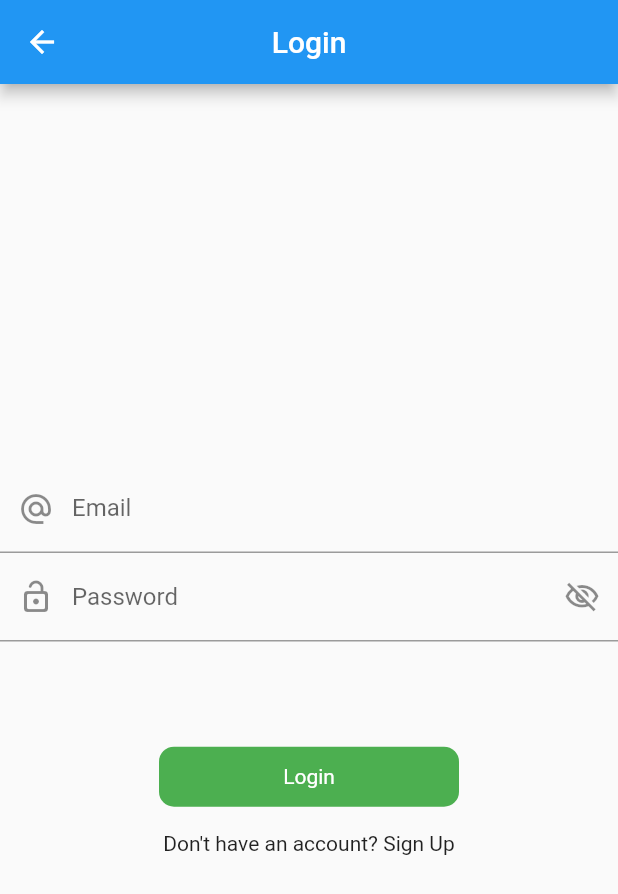
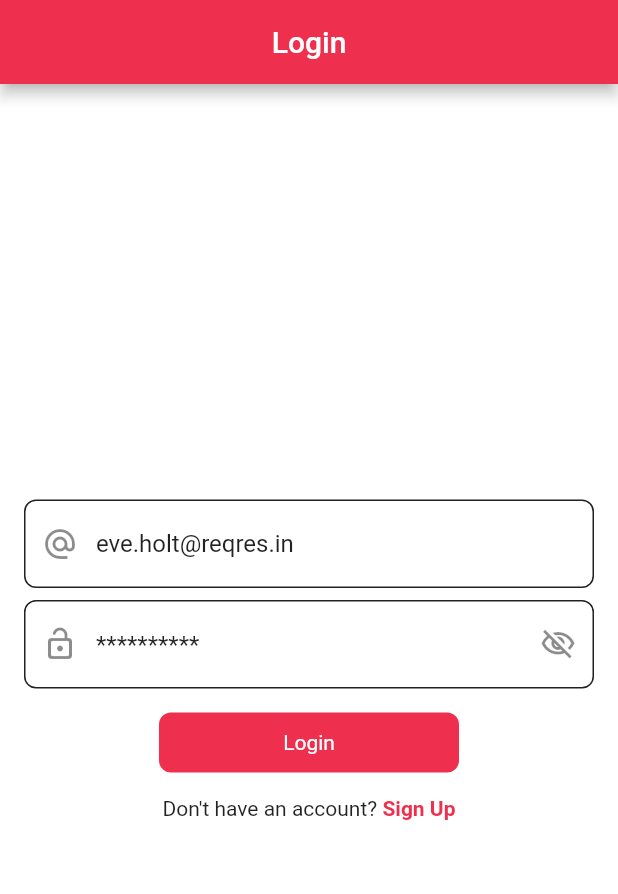
Before and after one commit to dizayn3r/Flutter-MVVM, a Flutter app: the screen it shows after launch, on a phone screen of 412 x 824 dp. Shown: the top 894 px of the screen. Run offline on Flutter 3.47's test engine with Material 2 defaults, Android fonts, the phone set to English and light mode, and no system bars; our stand-ins replace another_flushbar, fluttertoast, shared_preferences.

Commit message:
Edit some parameters

```diff
--- a/lib/data/network/NetworkApiService.dart
+++ b/lib/data/network/NetworkApiService.dart
@@ -1,6 +1,5 @@
 import 'dart:convert';
 import 'dart:io';
-import 'package:http/http.dart';
 import 'package:flutter_mvvm_demo/data/exceptions/app_exceptions.dart';
 import 'package:flutter_mvvm_demo/data/network/BaseApiServices.dart';
 import 'package:http/http.dart' as http;
@@ -25,7 +24,7 @@ class NetworkApiService extends BaseApiServices {
   Future getPostApiResponse(String url, dynamic data) async {
     dynamic responseJson;
     try {
-      Response response = await post(Uri.parse(url), body: data)
+      http.Response response = await http.post(Uri.parse(url), body: data)
           .timeout(const Duration(seconds: 10));
 
       responseJson = returnResponse(response);
@@ -48,8 +47,7 @@ class NetworkApiService extends BaseApiServices {
         throw UnauthorisedException(response.body.toString());
       default:
         throw FetchDataException(
-            'Error occurred while communicating with server with status code' +
-                response.statusCode.toString());
+            'Error occurred while communicating with server with status code${response.statusCode}');
     }
   }
 }
--- a/lib/data/response/api_response.dart
+++ b/lib/data/response/api_response.dart
@@ -7,11 +7,11 @@ class ApiResponse<T> {
 
   ApiResponse(this.status, this.data, this.message);
 
-  ApiResponse.loading() : status = Status.LOADING;
+  ApiResponse.loading() : status = Status.loading;
 
-  ApiResponse.completed(this.data) : status = Status.COMPLETED;
+  ApiResponse.completed(this.data) : status = Status.completed;
 
-  ApiResponse.error(this.message) : status = Status.ERROR;
+  ApiResponse.error(this.message) : status = Status.error;
 
   @override
   String toString() {
--- a/lib/data/response/status.dart
+++ b/lib/data/response/status.dart
@@ -1 +1 @@
-enum Status {LOADING, COMPLETED, ERROR}
+enum Status {loading, completed, error}
--- a/lib/main.dart
+++ b/lib/main.dart
@@ -1,4 +1,5 @@
 import 'package:flutter/material.dart';
+import 'package:flutter_mvvm_demo/res/color.dart';
 import 'package:flutter_mvvm_demo/utils/routes/routes_name.dart';
 import 'package:flutter_mvvm_demo/utils/routes/routes.dart';
 import 'package:flutter_mvvm_demo/view_model/auth_view_model.dart';
@@ -15,13 +16,18 @@ class MyApp extends StatelessWidget {
   @override
   Widget build(BuildContext context) {
     return MultiProvider(
-      providers:[
+      providers: [
         ChangeNotifierProvider(create: (_) => AuthViewModel()),
         ChangeNotifierProvider(create: (_) => UserViewModel())
       ],
       child: MaterialApp(
+        debugShowCheckedModeBanner: false,
         theme: ThemeData(
-          primarySwatch: Colors.blue,
+          primaryColor: AppColors.primary,
+          appBarTheme: const AppBarTheme(
+            backgroundColor: AppColors.primary,
+            centerTitle: true,
+          ),
         ),
         initialRoute: RoutesName.splash,
         onGenerateRoute: Routes.generateRoute,
--- a/lib/res/color.dart
+++ b/lib/res/color.dart
@@ -3,9 +3,9 @@ import 'package:flutter/material.dart';
 
 class AppColors {
 
-  static const Color blackColor = Color(0xFF00000);
+  static const Color blackColor = Color(0xFF212121);
   static const Color whiteColor = Color(0xFFFFFFFF);
 
-  static const Color buttonColor = Colors.green;
+  static const Color primary = Color(0xFFEE2F4D);
 
 }
--- a/lib/res/components/round_button.dart
+++ b/lib/res/components/round_button.dart
@@ -1,34 +1,38 @@
 import 'package:flutter/material.dart';
 import 'package:flutter_mvvm_demo/res/color.dart';
 
-
 class RoundButton extends StatelessWidget {
-
-  final String title ;
-  final bool loading ;
-  final VoidCallback onPress ;
-  const RoundButton({Key? key ,
+  final String title;
+  final bool loading;
+  final VoidCallback onPress;
+  const RoundButton({
+    Key? key,
     required this.title,
-    this.loading = false ,
-     required this.onPress ,
-
+    this.loading = false,
+    required this.onPress,
   }) : super(key: key);
 
   @override
   Widget build(BuildContext context) {
     return InkWell(
       onTap: onPress,
-      child: Container(
+      child: loading
+          ? const CircularProgressIndicator(
+              color: AppColors.primary,
+              backgroundColor: AppColors.whiteColor,
+            )
+          : Container(
               height: 40,
               width: 200,
+              alignment: Alignment.center,
               decoration: BoxDecoration(
-          color: AppColors.buttonColor,
-          borderRadius: BorderRadius.circular(10)
+                color: AppColors.primary,
+                borderRadius: BorderRadius.circular(8),
               ),
-        child: Center(
-            child:loading ? const CircularProgressIndicator(color: Colors.white,) :  Text(title ,
+              child: Text(
+                title,
                 style: const TextStyle(color: AppColors.whiteColor),
-            )),
+              ),
             ),
     );
   }
--- a/lib/view/login_view.dart
+++ b/lib/view/login_view.dart
@@ -1,11 +1,12 @@
 import 'package:flutter/material.dart';
+import 'package:flutter_mvvm_demo/res/color.dart';
 import 'package:flutter_mvvm_demo/res/components/round_button.dart';
 import 'package:flutter_mvvm_demo/utils/routes/routes_name.dart';
 import 'package:flutter_mvvm_demo/utils/utils.dart';
 import 'package:flutter_mvvm_demo/view_model/auth_view_model.dart';
 import 'package:provider/provider.dart';
+
 class LoginView extends StatefulWidget {
-
   const LoginView({Key? key}) : super(key: key);
 
   @override
@@ -13,7 +14,6 @@ class LoginView extends StatefulWidget {
 }
 
 class _LoginViewState extends State<LoginView> {
-
   final ValueNotifier<bool> _obscurePassword = ValueNotifier<bool>(true);
 
   final TextEditingController _emailController = TextEditingController();
@@ -21,6 +21,13 @@ class _LoginViewState extends State<LoginView> {
 
   FocusNode emailFocusNode = FocusNode();
   FocusNode passwordFocusNode = FocusNode();
+
+  @override
+  void initState() {
+    _emailController.text = "eve.holt@reqres.in";
+    _passwordController.text = "cityslicka";
+    super.initState();
+  }
 
   @override
   void dispose() {
@@ -33,20 +40,21 @@ class _LoginViewState extends State<LoginView> {
     passwordFocusNode.dispose();
 
     _obscurePassword.dispose();
-
   }
 
   @override
   Widget build(BuildContext context) {
     final authViewMode = Provider.of<AuthViewModel>(context);
 
-    final height  = MediaQuery.of(context).size.height * 1 ;
     return Scaffold(
+      backgroundColor: AppColors.whiteColor,
       appBar: AppBar(
         title: const Text('Login'),
         centerTitle: true,
       ),
       body: SafeArea(
+        child: Padding(
+          padding: const EdgeInsets.all(16.0),
           child: Column(
             mainAxisAlignment: MainAxisAlignment.center,
             crossAxisAlignment: CrossAxisAlignment.center,
@@ -55,84 +63,98 @@ class _LoginViewState extends State<LoginView> {
                 controller: _emailController,
                 keyboardType: TextInputType.emailAddress,
                 focusNode: emailFocusNode,
-              decoration: const InputDecoration(
+                decoration: InputDecoration(
                   hintText: 'Email',
-                labelText: 'Email',
-                prefixIcon: Icon(Icons.alternate_email)
+                  prefixIcon: const Icon(Icons.alternate_email),
+                  enabledBorder: OutlineInputBorder(
+                    borderRadius: BorderRadius.circular(8.0),
+                    borderSide:
+                        const BorderSide(width: 1, color: AppColors.blackColor),
                   ),
-              onFieldSubmitted: (value){
-                Utils.fieldFocusChange(context, emailFocusNode, passwordFocusNode);
+                  focusedBorder: OutlineInputBorder(
+                    borderRadius: BorderRadius.circular(8.0),
+                    borderSide:
+                        const BorderSide(width: 2, color: AppColors.primary),
+                  ),
+                ),
+                onFieldSubmitted: (value) {
+                  Utils.fieldFocusChange(
+                      context, emailFocusNode, passwordFocusNode);
                 },
               ),
+              const SizedBox(height: 8.0),
               ValueListenableBuilder(
                   valueListenable: _obscurePassword,
-                builder: (context , value, child){
+                  builder: (context, value, child) {
                     return TextFormField(
                       controller: _passwordController,
                       obscureText: _obscurePassword.value,
                       focusNode: passwordFocusNode,
-
                       obscuringCharacter: "*",
                       decoration: InputDecoration(
                         hintText: 'Password',
-                      labelText: 'Password',
                         prefixIcon: const Icon(Icons.lock_open_rounded),
+                        enabledBorder: OutlineInputBorder(
+                          borderRadius: BorderRadius.circular(8.0),
+                          borderSide: const BorderSide(
+                              width: 1, color: AppColors.blackColor),
+                        ),
+                        focusedBorder: OutlineInputBorder(
+                          borderRadius: BorderRadius.circular(8.0),
+                          borderSide: const BorderSide(
+                              width: 2, color: AppColors.primary),
+                        ),
                         suffixIcon: InkWell(
-                          onTap: (){
-                            _obscurePassword.value = !_obscurePassword.value ;
+                            onTap: () {
+                              _obscurePassword.value = !_obscurePassword.value;
                             },
-                          child: Icon(
-                              _obscurePassword.value ?  Icons.visibility_off_outlined :
-                              Icons.visibility
-                          )),
+                            child: Icon(_obscurePassword.value
+                                ? Icons.visibility_off_outlined
+                                : Icons.visibility)),
                       ),
                     );
-
-                }
-            ),
-            SizedBox(height: height * .085,),
+                  }),
+              const SizedBox(height: 16.0),
               RoundButton(
                 title: 'Login',
                 loading: authViewMode.loading,
-              onPress: (){
-                if(_emailController.text.isEmpty){
-
+                onPress: () {
+                  if (_emailController.text.isEmpty) {
                     Utils.flushBarErrorMessage('Please enter email', context);
-                }else if(_passwordController.text.isEmpty){
-                  Utils.flushBarErrorMessage('Please enter password', context);
-
-                }else if(_passwordController.text.length < 6){
-                  Utils.flushBarErrorMessage('Please enter 6 digit password', context);
-
-                }else {
-
-
+                  } else if (_passwordController.text.isEmpty) {
+                    Utils.flushBarErrorMessage(
+                        'Please enter password', context);
+                  } else if (_passwordController.text.length < 6) {
+                    Utils.flushBarErrorMessage(
+                        'Please enter 6 digit password', context);
+                  } else {
                     Map data = {
-                    'email' : _emailController.text.toString(),
-                    'password' : _passwordController.text.toString(),
+                      'email': _emailController.text.toString(),
+                      'password': _passwordController.text.toString(),
                     };
-
-                  // Map data = {
-                  //   'email' : 'eve.holt@reqres.in',
-                  //   'password' : 'cityslicka',
-                  // };
-
-                  authViewMode.loginApi(data , context);
-                  print('api hit');
+                    authViewMode.loginApi(data, context);
                   }
                 },
               ),
-            SizedBox(height: height * .02,),
+              const SizedBox(height: 16.0),
               InkWell(
-              onTap: (){
+                  onTap: () {
                     Navigator.pushNamed(context, RoutesName.signUp);
                   },
-                child: const Text("Don't have an account? Sign Up"))
-
+                  child: Row(
+                    mainAxisAlignment: MainAxisAlignment.center,
+                    children: const [
+                      Text("Don't have an account? "),
+                      Text(
+                        "Sign Up",
+                        style: TextStyle(color: AppColors.primary,fontWeight: FontWeight.w600),
+                      ),
                     ],
+                  ))
+            ],
+          ),
         ),
       ),
     );
   }
-
 }
--- a/lib/view_model/auth_view_model.dart
+++ b/lib/view_model/auth_view_model.dart
@@ -45,7 +45,7 @@ class AuthViewModel with ChangeNotifier {
 
       Utils.flushBarErrorMessage('Login Successfully', context);
       //Navigator.pushNamed(context, RoutesName.home);
-      Navigator.pushNamed(context, 'home_screen');
+      Navigator.pushReplacementNamed(context, 'home_screen');
       if(kDebugMode){
         print(value.toString());
 
```
Also changed, not shown: lib/data/exceptions/app_exceptions.dart (+5 -5 lines), lib/view/home_screen.dart (+40 -31 lines), lib/view_model/services/splash_services.dart (+4 -4 lines). Lines whose indentation alone changed are shown as unchanged.
